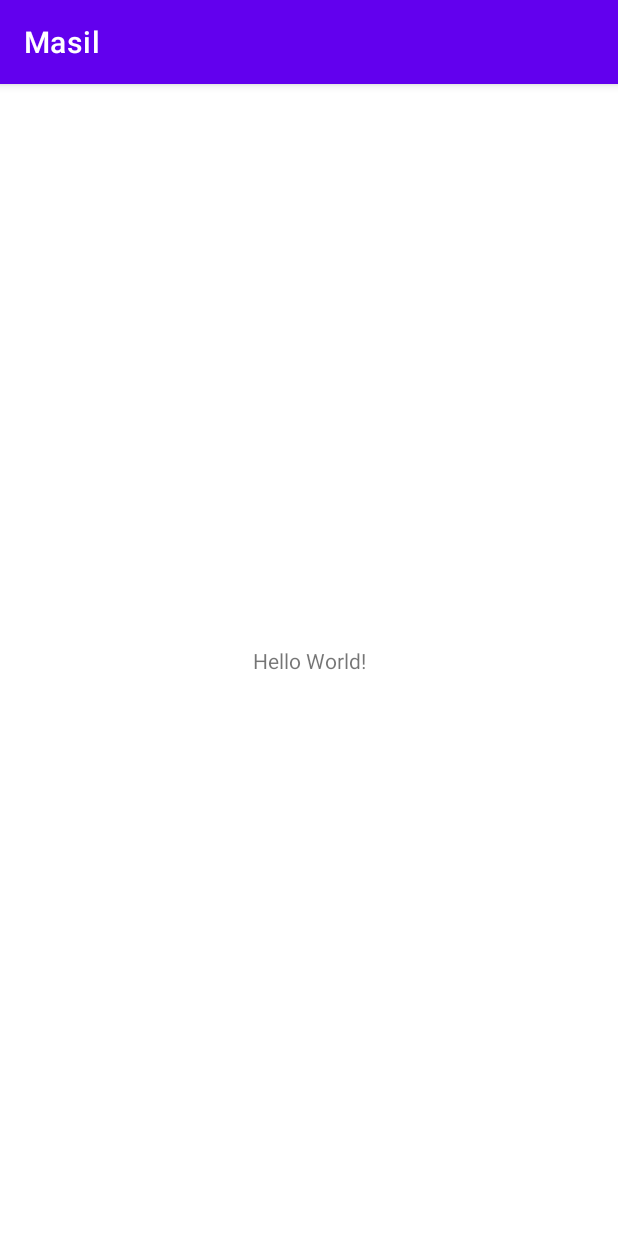
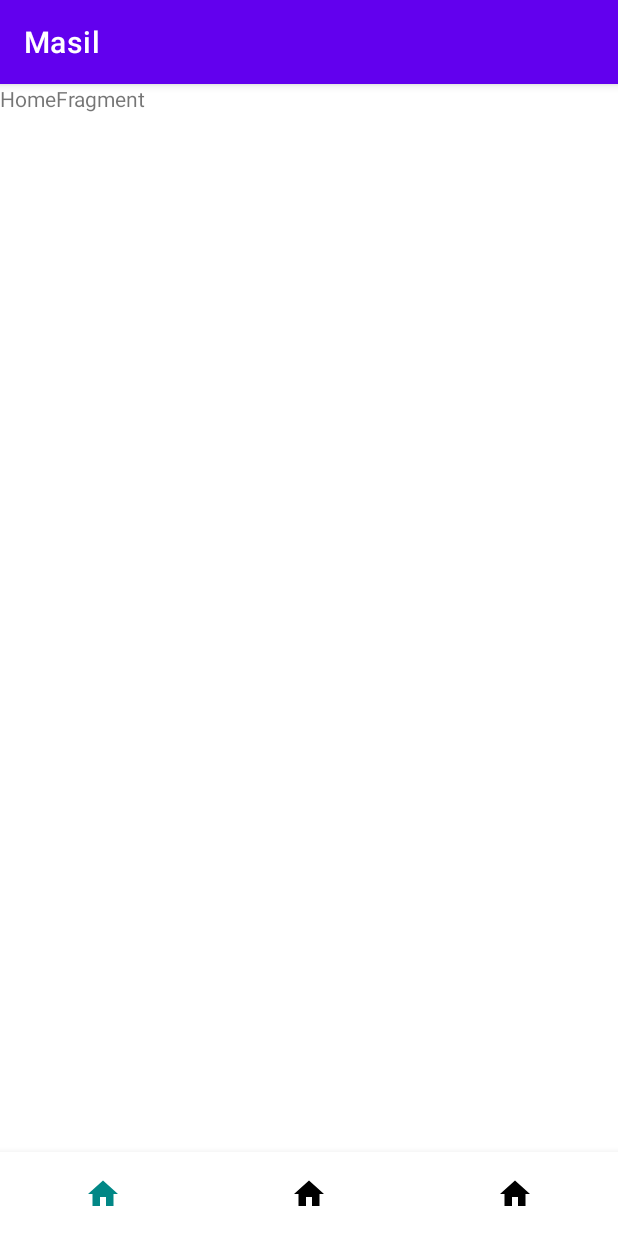
Before and after one commit to Byeongzi2/Masil-Android, an Android app: the screen it shows after launch (MainActivity), on a phone screen of 412 x 824 dp. Run offline under Robolectric (Android 15) with nearby library versions, the phone set to English and light mode, and no system bars; our stand-ins replace data binding, navigation-ui.

Commit message:
feat: Navigation 기능 임시 구현

```diff
--- a/app/src/main/java/com/posomo/masil/MainActivity.kt
+++ b/app/src/main/java/com/posomo/masil/MainActivity.kt
@@ -1,11 +1,32 @@
 package com.posomo.masil
 
+import android.os.Bundle
 import androidx.appcompat.app.AppCompatActivity
-import android.os.Bundle
+import androidx.databinding.DataBindingUtil
+import androidx.navigation.NavController
+import androidx.navigation.fragment.NavHostFragment
+import androidx.navigation.ui.setupWithNavController
+import com.posomo.masil.databinding.ActivityMainBinding
 
 class MainActivity : AppCompatActivity() {
+
+    private var _binding: ActivityMainBinding? = null
+    private val binding get() = _binding!!
+
+    private lateinit var navController: NavController
+
     override fun onCreate(savedInstanceState: Bundle?) {
         super.onCreate(savedInstanceState)
-        setContentView(R.layout.activity_main)
+        _binding = DataBindingUtil.setContentView(this, R.layout.activity_main)
+        binding.lifecycleOwner = this
+
+        val navHostFragment = supportFragmentManager.findFragmentById(R.id.nav_host_fragment) as NavHostFragment
+        navController = navHostFragment.navController
+        binding.bottomNav.setupWithNavController(navController)
+    }
+
+    override fun onDestroy() {
+        super.onDestroy()
+        _binding = null
     }
 }
--- /dev/null
+++ b/app/src/main/java/com/posomo/masil/feature/home/HomeFragment.kt
@@ -0,0 +1,26 @@
+package com.posomo.masil.feature.home
+
+import android.os.Bundle
+import android.view.LayoutInflater
+import android.view.View
+import android.view.ViewGroup
+import androidx.fragment.app.Fragment
+import com.posomo.masil.databinding.FragmentHomeBinding
+
+class HomeFragment : Fragment() {
+
+	private var _binding: FragmentHomeBinding? = null
+	private val binding get() = _binding!!
+	override fun onCreateView(
+		inflater: LayoutInflater, container: ViewGroup?,
+		savedInstanceState: Bundle?
+	): View {
+		_binding = FragmentHomeBinding.inflate(inflater, container, false)
+		return binding.root
+	}
+
+	companion object {
+		@JvmStatic
+		fun newInstance() = HomeFragment()
+	}
+}
--- /dev/null
+++ b/app/src/main/res/drawable/btm_menu_selector.xml
@@ -0,0 +1,7 @@
+<?xml version="1.0" encoding="utf-8"?>
+<selector xmlns:android="http://schemas.android.com/apk/res/android">
+
+    <item android:color="@color/black" android:state_checked="false"/>
+    <item android:color="@color/teal_700" android:state_checked="true"/>
+
+</selector>
--- /dev/null
+++ b/app/src/main/res/drawable/ic_home.xml
@@ -0,0 +1,5 @@
+<vector android:height="24dp" android:tint="#000000"
+    android:viewportHeight="24" android:viewportWidth="24"
+    android:width="24dp" xmlns:android="http://schemas.android.com/apk/res/android">
+    <path android:fillColor="@android:color/white" android:pathData="M10,20v-6h4v6h5v-8h3L12,3 2,12h3v8z"/>
+</vector>
--- a/app/src/main/res/layout/activity_main.xml
+++ b/app/src/main/res/layout/activity_main.xml
@@ -8,14 +8,31 @@
         android:layout_height="match_parent"
         tools:context=".MainActivity">
 
-        <TextView
-            android:layout_width="wrap_content"
+        <androidx.fragment.app.FragmentContainerView
+            android:id="@+id/nav_host_fragment"
+            android:name="androidx.navigation.fragment.NavHostFragment"
+            android:layout_width="0dp"
+            android:layout_height="0dp"
+            app:defaultNavHost="true"
+            app:layout_constraintBottom_toTopOf="@id/bottom_nav"
+            app:layout_constraintEnd_toEndOf="parent"
+            app:layout_constraintStart_toStartOf="parent"
+            app:layout_constraintTop_toTopOf="parent"
+            app:navGraph="@navigation/nav_graph" />
+
+        <com.google.android.material.bottomnavigation.BottomNavigationView
+            android:id="@+id/bottom_nav"
+            android:layout_width="0dp"
             android:layout_height="wrap_content"
-            android:text="Hello World!"
+            app:expandedTitleGravity="bottom"
+            app:itemIconTint="@drawable/btm_menu_selector"
+            app:itemTextColor="@drawable/btm_menu_selector"
+            app:itemRippleColor="@null"
+            app:labelVisibilityMode="unlabeled"
             app:layout_constraintBottom_toBottomOf="parent"
             app:layout_constraintEnd_toEndOf="parent"
             app:layout_constraintStart_toStartOf="parent"
-            app:layout_constraintTop_toTopOf="parent" />
+            app:menu="@menu/btm_menu" />
 
     </androidx.constraintlayout.widget.ConstraintLayout>
 </layout>
--- /dev/null
+++ b/app/src/main/res/layout/fragment_home.xml
@@ -0,0 +1,16 @@
+<?xml version="1.0" encoding="utf-8"?>
+<layout xmlns:android="http://schemas.android.com/apk/res/android"
+    xmlns:tools="http://schemas.android.com/tools"
+    tools:context=".feature.home.HomeFragment">
+
+    <androidx.constraintlayout.widget.ConstraintLayout
+        android:layout_width="match_parent"
+        android:layout_height="match_parent">
+
+        <TextView
+            android:layout_width="match_parent"
+            android:layout_height="match_parent"
+            android:text="HomeFragment" />
+
+    </androidx.constraintlayout.widget.ConstraintLayout>
+</layout>
--- /dev/null
+++ b/app/src/main/res/menu/btm_menu.xml
@@ -0,0 +1,17 @@
+<?xml version="1.0" encoding="utf-8"?>
+<menu xmlns:android="http://schemas.android.com/apk/res/android">
+    <item
+        android:id="@+id/homeFragment"
+        android:icon="@drawable/ic_home"
+        android:title="@string/btm_navi_home_title" />
+
+    <item
+        android:id="@+id/mapFragment"
+        android:icon="@drawable/ic_home"
+        android:title="@string/btm_navi_location_title" />
+
+    <item
+        android:id="@+id/bookmarkFragment"
+        android:icon="@drawable/ic_home"
+        android:title="@string/btm_navi_bookmark_title" />
+</menu>
--- /dev/null
+++ b/app/src/main/res/navigation/nav_graph.xml
@@ -0,0 +1,23 @@
+<?xml version="1.0" encoding="utf-8"?>
+<navigation xmlns:android="http://schemas.android.com/apk/res/android"
+    xmlns:app="http://schemas.android.com/apk/res-auto"
+    xmlns:tools="http://schemas.android.com/tools"
+    android:id="@+id/nav_graph"
+    app:startDestination="@id/homeFragment">
+
+    <fragment
+        android:id="@+id/homeFragment"
+        android:name="com.posomo.masil.feature.home.HomeFragment"
+        android:label="fragment_home"
+        tools:layout="@layout/fragment_home" />
+    <fragment
+        android:id="@+id/mapFragment"
+        android:name="com.posomo.masil.feature.map.MapFragment"
+        android:label="fragment_map"
+        tools:layout="@layout/fragment_map" />
+    <fragment
+        android:id="@+id/bookmarkFragment"
+        android:name="com.posomo.masil.feature.bookmark.BookmarkFragment"
+        android:label="fragment_bookmark"
+        tools:layout="@layout/fragment_bookmark" />
+</navigation>
--- a/app/src/main/res/values/strings.xml
+++ b/app/src/main/res/values/strings.xml
@@ -1,3 +1,9 @@
 <resources>
     <string name="app_name">Masil</string>
+
+    <!--  Btm Navi Title  -->
+    <string name="btm_navi_home_title">home</string>
+    <string name="btm_navi_location_title">location</string>
+    <string name="btm_navi_bookmark_title">bookmark</string>
+
 </resources>
```
Also changed, not shown: app/src/main/java/com/posomo/masil/feature/bookmark/BookmarkFragment.kt (added, +26 -0 lines), app/src/main/java/com/posomo/masil/feature/map/MapFragment.kt (added, +26 -0 lines), app/src/main/res/layout/fragment_bookmark.xml (added, +16 -0 lines), app/src/main/res/layout/fragment_map.xml (added, +16 -0 lines).
